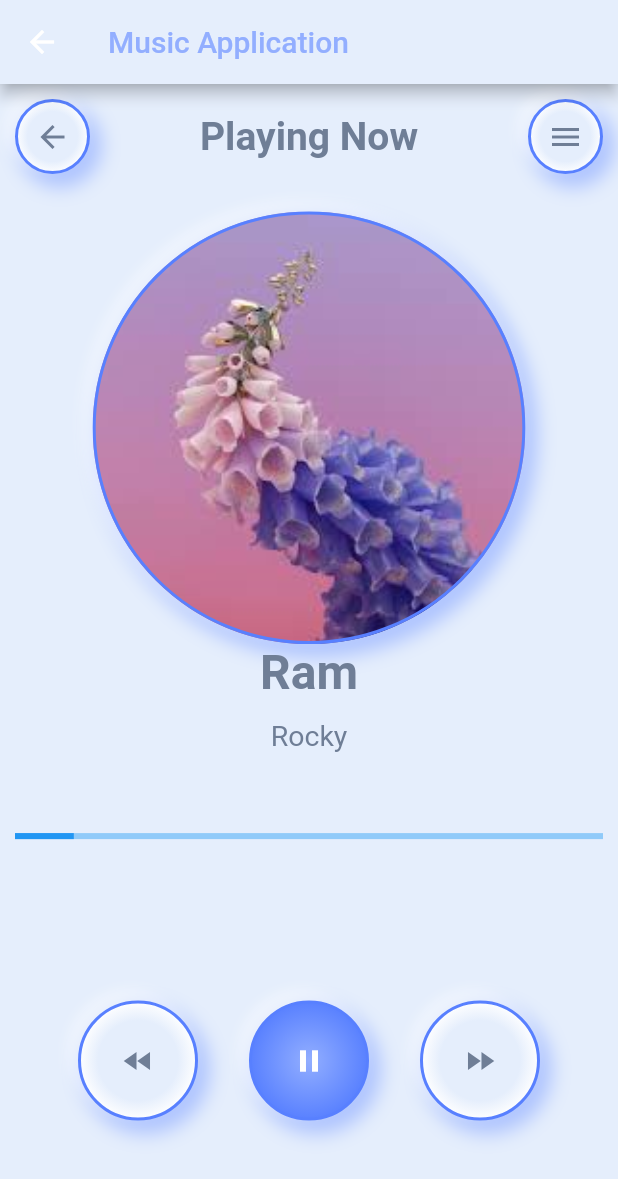
After one commit to rajSon5512/MusicApplicationLayout, a Flutter app: the DetailsPage screen opened directly, on a phone screen of 412 x 824 dp. The commit adds this screen. Shown: the top 1179 px of the screen. Run offline on Flutter 3.47's test engine with Material 2 defaults, Android fonts, the phone set to English and light mode, and no system bars.

Commit message:
design finish

```diff
--- a/lib/main.dart
+++ b/lib/main.dart
@@ -1,5 +1,6 @@
+import 'package:app_music_player/pages/listpage.dart';
 import 'package:flutter/material.dart';
-import 'package:app_music_player/models/listpage.dart';
+
 
 void main()=>runApp(MyApp());
 
@@ -11,7 +12,7 @@ class MyApp extends StatelessWidget {
       theme: ThemeData(
         primarySwatch: Colors.blue,
       ),
-      home: ListPage(),
+      home:ListPage()
     );
   }
 }
--- /dev/null
+++ b/lib/pages/custom_progress_widget.dart
@@ -0,0 +1,17 @@
+import 'package:app_music_player/core/const.dart';
+import 'package:flutter/material.dart';
+
+class CustomProcessWidget extends StatefulWidget {
+  @override
+  _CustomProcessWidgetState createState() => _CustomProcessWidgetState();
+}
+
+class _CustomProcessWidgetState extends State<CustomProcessWidget> {
+  @override
+  Widget build(BuildContext context) {
+
+    var width=MediaQuery.of(context).size.width;
+
+    return Container();
+  }
+}
--- /dev/null
+++ b/lib/pages/details_page.dart
@@ -0,0 +1,117 @@
+import 'package:app_music_player/core/const.dart';
+import 'package:app_music_player/pages/custom_progress_widget.dart';
+import 'package:app_music_player/widget/custom_button.dart';
+import 'package:flutter/material.dart';
+
+class DetailsPage extends StatefulWidget {
+  @override
+  _DetailsPageState createState() => _DetailsPageState();
+}
+
+class _DetailsPageState extends State<DetailsPage> {
+  @override
+  Widget build(BuildContext context) {
+    return Scaffold(
+      appBar: AppBar(
+        title: Text('Music Application',style: TextStyle(color: AppColors.lightBlue),),
+        backgroundColor: AppColors.mainColor,
+      ),
+      backgroundColor: AppColors.mainColor,
+      body: Container(
+        padding: EdgeInsets.all(10),
+        child: Column(
+          children: [
+            Row(
+              mainAxisAlignment: MainAxisAlignment.spaceBetween,
+              children: [
+                CustomButtonWidget(size: 50,
+                  onTap:(){
+                   Navigator.of(context).pop();
+                  },
+                  child: Icon(Icons.arrow_back,
+                  color: AppColors.styleColor,),
+                ),
+                Text('Playing Now',
+                  style: TextStyle(
+                    color: AppColors.styleColor,
+                    fontWeight: FontWeight.bold,
+                    fontSize: 26
+                  ),),
+                CustomButtonWidget(size: 50,
+                  onTap:(){
+                    Navigator.of(context).pop();
+                  },
+                  child: Icon(Icons.menu,
+                    color: AppColors.styleColor,),
+                )
+              ],
+            ),
+            SizedBox(height: 25,),
+            CustomButtonWidget(image: 'assets/logo.jpg',
+                size: MediaQuery.of(context).size.width*0.7,
+                borderwidth: 6,
+                onTap: (){
+                  Navigator.of(context).push(MaterialPageRoute(
+                      builder:(_)=>DetailsPage() ),
+                  );
+                }),
+
+            Text('Ram',style: TextStyle(color: AppColors.styleColor,
+                fontSize: 32,fontWeight: FontWeight.bold),),
+            Text('Rocky',style: TextStyle(color: AppColors.styleColor,
+                fontSize: 19,height: 2),),
+            SizedBox(height: 50,),
+            LinearProgressIndicator(
+              value: 0.1,
+            ),
+            Expanded(child: SizedBox()),
+            Padding(
+              padding: const EdgeInsets.all(42),
+              child: Row(
+                mainAxisAlignment: MainAxisAlignment.spaceBetween,
+                children: [
+                  CustomButtonWidget(
+                    size: 80,
+                    onTap: (){
+                      Navigator.of(context).pop();
+                    },
+                    child: Icon(
+                      Icons.fast_rewind,
+                      color: AppColors.styleColor,
+                    ),
+                  ),
+                  CustomButtonWidget(
+                    size: 80,
+                    onTap: (){
+                      Navigator.of(context).pop();
+                    },
+                    child: Icon(
+                      Icons.pause,
+                      color: Colors.white,
+                    ),
+                    asAction: true,
+
+                  ),
+                  CustomButtonWidget(
+                    size: 80,
+                    onTap: (){
+                      Navigator.of(context).pop();
+                    },
+                    child: Icon(
+                      Icons.fast_forward,
+                      color: AppColors.styleColor,
+                    ),
+                    asAction: false,
+
+                  )
+                ],
+              ),
+            ),
+            SizedBox(height: 25,)
+          ],
+
+        ),
+      ),
+    );
+  }
+}
--- a/lib/models/listpage.dart
+++ b/lib/pages/listpage.dart
@@ -1,4 +1,5 @@
 import 'package:app_music_player/core/const.dart';
+import 'package:app_music_player/pages/details_page.dart';
 import 'package:app_music_player/models/music_model.dart';
 import 'package:app_music_player/widget/custom_button.dart';
 import 'package:flutter/cupertino.dart';
@@ -51,7 +52,11 @@ class _ListPageState extends State<ListPage> {
                     CustomButtonWidget(image: 'assets/logo.jpg',
                     size: 150,
                     borderwidth: 6,
-                        onTap: (){}),
+                        onTap: (){
+                            Navigator.of(context).push(MaterialPageRoute(
+                                builder:(_)=>DetailsPage() ),
+                            );
+                        }),
                     CustomButtonWidget(child: Icon(Icons.menu),
                     size: 50,
                         onTap: (){})
```
Also changed, not shown: 1 other file.
